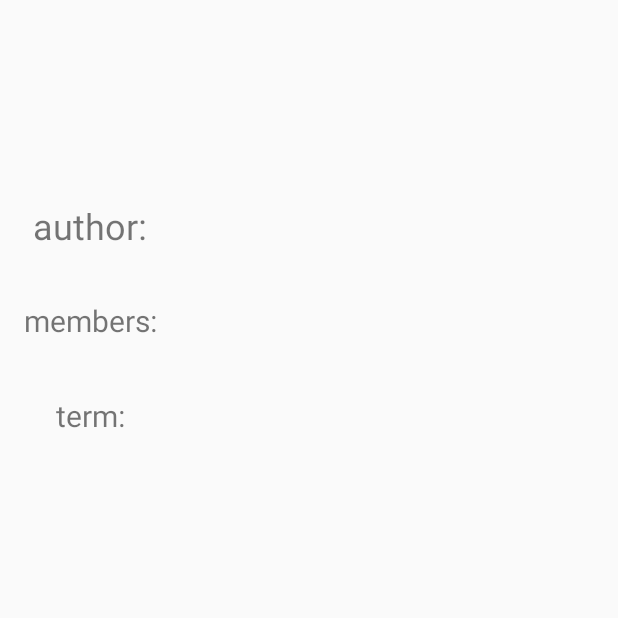
After one commit to Quartriple/Practice, an Android app: the PlanActivity screen opened directly, with no data from a screen before it, on a phone screen of 412 x 824 dp, the top half of it. The commit adds this screen. Run offline under Robolectric (Android 15) with nearby library versions, the phone set to English and light mode, and no system bars.

Commit message:
I make sure that each plan view can be connect their plan displaying I'm going to add Attachments.

```diff
--- a/app/src/main/AndroidManifest.xml
+++ b/app/src/main/AndroidManifest.xml
@@ -18,12 +18,13 @@
         android:roundIcon="@mipmap/ic_launcher_round"
         android:supportsRtl="true"
         android:theme="@style/AppTheme">
+        <activity android:name=".PlanActivity"></activity>
         <activity android:name=".PlanEditActivity">
             <intent-filter>
-            <action android:name="android.intent.action.MAIN" />
+                <action android:name="android.intent.action.MAIN" />
 
-            <category android:name="android.intent.category.LAUNCHER" />
-        </intent-filter>
+                <category android:name="android.intent.category.LAUNCHER" />
+            </intent-filter>
         </activity>
         <activity android:name=".PlanListActivity" />
         <activity android:name=".ChatListActivity" />
@@ -33,9 +34,7 @@
         <activity android:name=".NewsActivity" />
         <activity android:name=".FaceActivity" />
         <activity android:name=".FacebookLoginActivity" />
-        <activity android:name=".LoginActivity">
-
-        </activity>
+        <activity android:name=".LoginActivity"></activity>
         <activity android:name=".EmailLoginActivity" />
 
         <meta-data
--- /dev/null
+++ b/app/src/main/java/com/example/practice/PlanActivity.java
@@ -0,0 +1,45 @@
+package com.example.practice;
+
+import androidx.appcompat.app.AppCompatActivity;
+
+import android.content.Intent;
+import android.os.Bundle;
+import android.widget.TextView;
+
+public class PlanActivity extends AppCompatActivity {
+    private String planTitle;
+    private String planAuthor;
+    private String planMember;
+    private String planBody;
+    private String planTerm;
+    private TextView dTitle;
+    private TextView dAuthor;
+    private TextView dMember;
+    private TextView dTerm;
+    private TextView dBody;
+
+    @Override
+    protected void onCreate(Bundle savedInstanceState) {
+        super.onCreate(savedInstanceState);
+        setContentView(R.layout.activity_plan);
+
+        Intent intent = getIntent();
+        planTitle = intent.getStringExtra("plan_title");
+        planAuthor = intent.getStringExtra("plan_author");
+        planMember = intent.getStringExtra("plan_member");
+        planBody = intent.getStringExtra("plan_body");
+        planTerm = intent.getStringExtra("plan_term");
+
+        dTitle = findViewById(R.id.display_title);
+        dAuthor = findViewById(R.id.display_author);
+        dMember = findViewById(R.id.display_member);
+        dTerm = findViewById(R.id.display_term);
+        dBody = findViewById(R.id.display_body);
+
+        dTitle.setText(planTitle);
+        dAuthor.setText(planAuthor);
+        dMember.setText(planMember);
+        dTerm.setText(planTerm);
+        dBody.setText(planBody);
+    }
+}
--- a/app/src/main/java/com/example/practice/PlanListActivity.java
+++ b/app/src/main/java/com/example/practice/PlanListActivity.java
@@ -65,7 +65,14 @@ public class PlanListActivity extends AppCompatActivity {
             public void onClick(View v) {
                 if(v.getTag() != null){
                     int position = (int)v.getTag();
-
+                    PlanData plan = ((PlanListAdapter)mAdapter).getPlan(position);
+                    Intent   intent = new Intent(PlanListActivity.this, PlanActivity.class);
+                    intent.putExtra("plan_title", plan.getTitle());
+                    intent.putExtra("plan_author", plan.getAuthor());
+                    intent.putExtra("plan_member", plan.getMember());
+                    intent.putExtra("plan_body", plan.getBody());
+                    intent.putExtra("plan_term", plan.getTerm().toString());
+                    startActivity(intent);
                 }
             }
         });
--- a/app/src/main/java/com/example/practice/PlanListAdapter.java
+++ b/app/src/main/java/com/example/practice/PlanListAdapter.java
@@ -73,4 +73,8 @@ public class PlanListAdapter extends RecyclerView.Adapter<PlanListAdapter.MyView
         notifyItemInserted(mDataset.size() -1);
     }
 
+    public PlanData getPlan(int positon){
+        return mDataset != null ? mDataset.get(positon) : null ;
+    }
+
 }
--- /dev/null
+++ b/app/src/main/res/layout/activity_plan.xml
@@ -0,0 +1,112 @@
+<?xml version="1.0" encoding="utf-8"?>
+<LinearLayout xmlns:android="http://schemas.android.com/apk/res/android"
+    xmlns:tools="http://schemas.android.com/tools"
+    android:layout_width="match_parent"
+    android:layout_height="match_parent"
+    android:orientation="vertical"
+    android:weightSum="10">
+
+    <TextView
+        android:layout_width="match_parent"
+        android:layout_height="0dp"
+        android:layout_weight="1.5"
+        android:text="title"
+        android:gravity="center"
+        android:textSize="30sp"
+        android:id="@+id/display_title"/>
+
+    <LinearLayout
+        android:layout_width="match_parent"
+        android:layout_height="0dp"
+        android:layout_weight="0.8"
+        android:orientation="horizontal"
+        android:paddingRight="12dp"
+        android:paddingLeft="12dp"
+        android:weightSum="4">
+
+        <TextView
+            android:layout_width="0dp"
+            android:layout_height="match_parent"
+            android:layout_weight="1"
+            android:text="author:"
+            android:textSize="24sp"
+            android:gravity="center"/>
+
+        <TextView
+            android:layout_width="0dp"
+            android:layout_height="match_parent"
+            android:layout_weight="3"
+            android:text= "기찬"
+            android:gravity="center_vertical"
+            android:textSize="20sp"
+            android:id="@+id/display_author"
+            />
+
+    </LinearLayout>
+    <LinearLayout
+        android:layout_width="match_parent"
+        android:layout_height="0dp"
+        android:layout_weight="0.8"
+        android:orientation="horizontal"
+        android:paddingRight="12dp"
+        android:paddingLeft="12dp"
+        android:weightSum="4">
+
+        <TextView
+            android:layout_width="0dp"
+            android:layout_height="match_parent"
+            android:layout_weight="1"
+            android:text="members:"
+            android:textSize="20sp"
+            android:gravity="center"/>
+
+        <TextView
+            android:layout_width="0dp"
+            android:layout_height="match_parent"
+            android:layout_weight="3"
+            android:text= "기찬"
+            android:gravity="center_vertical"
+            android:textSize="20sp"
+            android:id="@+id/display_member"
+            />
+
+    </LinearLayout>
+    <LinearLayout
+        android:layout_width="match_parent"
+        android:layout_height="0dp"
+        android:layout_weight="0.8"
+        android:orientation="horizontal"
+        android:paddingRight="12dp"
+        android:paddingLeft="12dp"
+        android:weightSum="4">
+
+        <TextView
+            android:layout_width="0dp"
+            android:layout_height="match_parent"
+            android:layout_weight="1"
+            android:text="term:"
+            android:textSize="20sp"
+            android:gravity="center"/>
+
+        <TextView
+            android:layout_width="0dp"
+            android:layout_height="match_parent"
+            android:layout_weight="3"
+            android:text= "기찬"
+            android:gravity="center_vertical"
+            android:textSize="20sp"
+            android:id="@+id/display_term"
+            />
+
+    </LinearLayout>
+
+    <TextView
+        android:layout_width="match_parent"
+        android:layout_height="0dp"
+        android:layout_weight="6.1"
+        android:layout_margin="15dp"
+        android:text="body"
+        android:textSize="15dp"
+        android:id="@+id/display_body"/>
+
+</LinearLayout>
```
